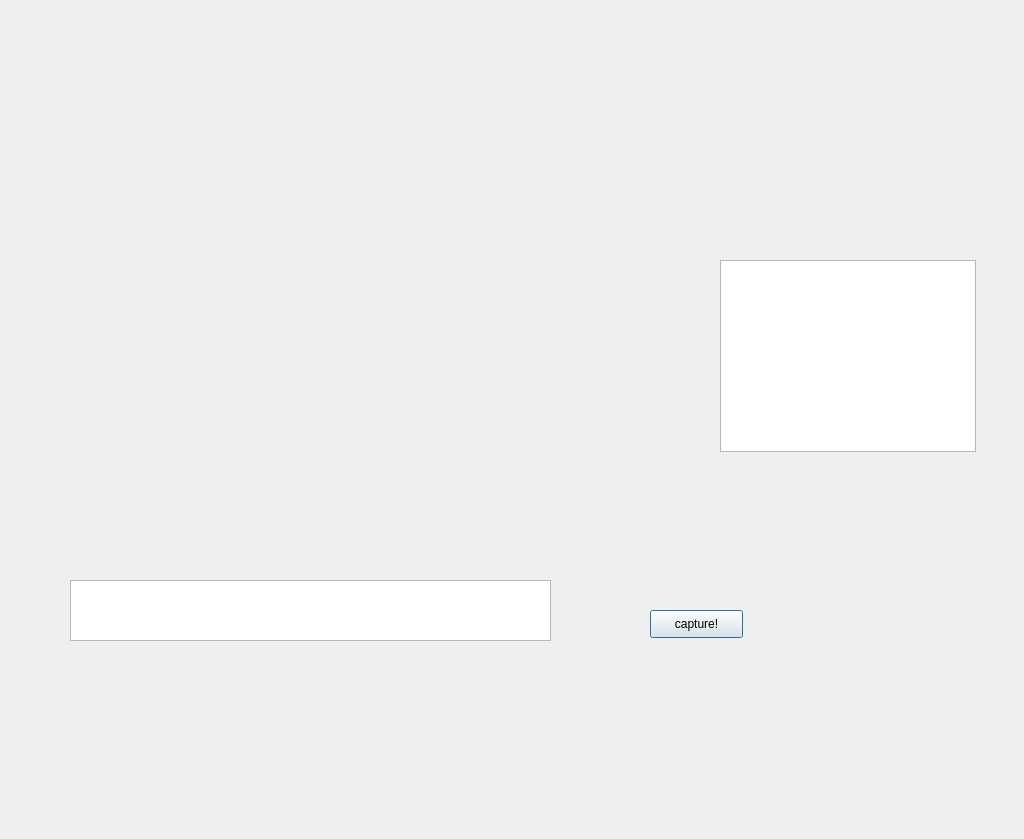
Old version of the form gui/untitled.ui in the repository thwfhk/CV-facial-filters.
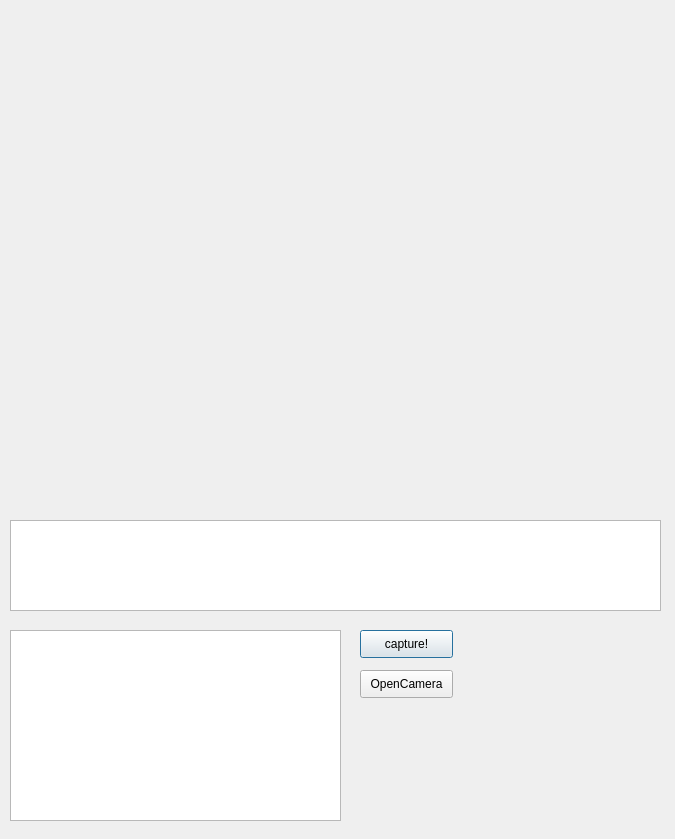
New version of the form.

Commit message: open camera button & generated ui file

Patch:
```diff
--- a/gui/untitled.ui
+++ b/gui/untitled.ui
@@ -6,7 +6,7 @@
    <rect>
     <x>0</x>
     <y>0</y>
-    <width>1024</width>
+    <width>675</width>
     <height>839</height>
    </rect>
   </property>
@@ -16,15 +16,21 @@
   <widget class="QListWidget" name="filtersBox">
    <property name="geometry">
     <rect>
-     <x>70</x>
-     <y>580</y>
-     <width>481</width>
-     <height>61</height>
+     <x>10</x>
+     <y>520</y>
+     <width>651</width>
+     <height>91</height>
     </rect>
    </property>
    <property name="selectionMode">
     <enum>QAbstractItemView::MultiSelection</enum>
    </property>
+   <property name="iconSize">
+    <size>
+     <width>100</width>
+     <height>100</height>
+    </size>
+   </property>
    <property name="viewMode">
     <enum>QListView::IconMode</enum>
    </property>
@@ -32,8 +38,8 @@
   <widget class="QPushButton" name="captureButton">
    <property name="geometry">
     <rect>
-     <x>650</x>
-     <y>610</y>
+     <x>360</x>
+     <y>630</y>
      <width>93</width>
      <height>28</height>
     </rect>
@@ -61,13 +67,26 @@
   <widget class="QListWidget" name="listWidget">
    <property name="geometry">
     <rect>
-     <x>720</x>
-     <y>260</y>
-     <width>256</width>
-     <height>192</height>
+     <x>10</x>
+     <y>630</y>
+     <width>331</width>
+     <height>191</height>
     </rect>
    </property>
   </widget>
+  <widget class="QPushButton" name="videoButton">
+   <property name="geometry">
+    <rect>
+     <x>360</x>
+     <y>670</y>
+     <width>93</width>
+     <height>28</height>
+    </rect>
+   </property>
+   <property name="text">
+    <string>OpenCamera</string>
+   </property>
+  </widget>
  </widget>
  <resources/>
  <connections/>
```
Left out of the diff: 3 changed lines with no effect on the pictures. The commit also changes 2 other files.
